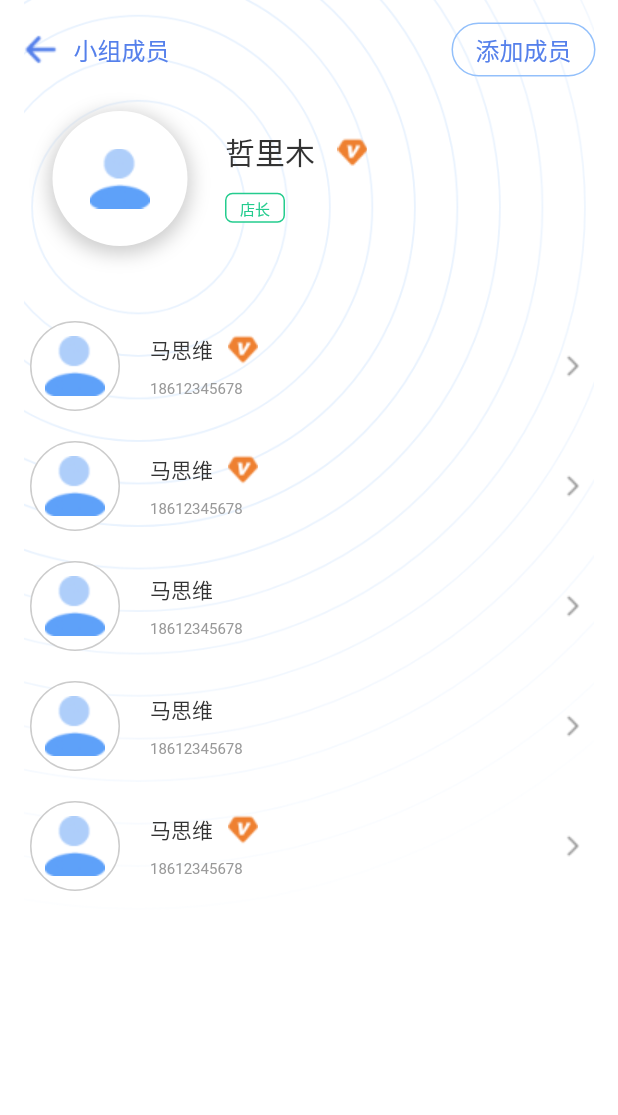
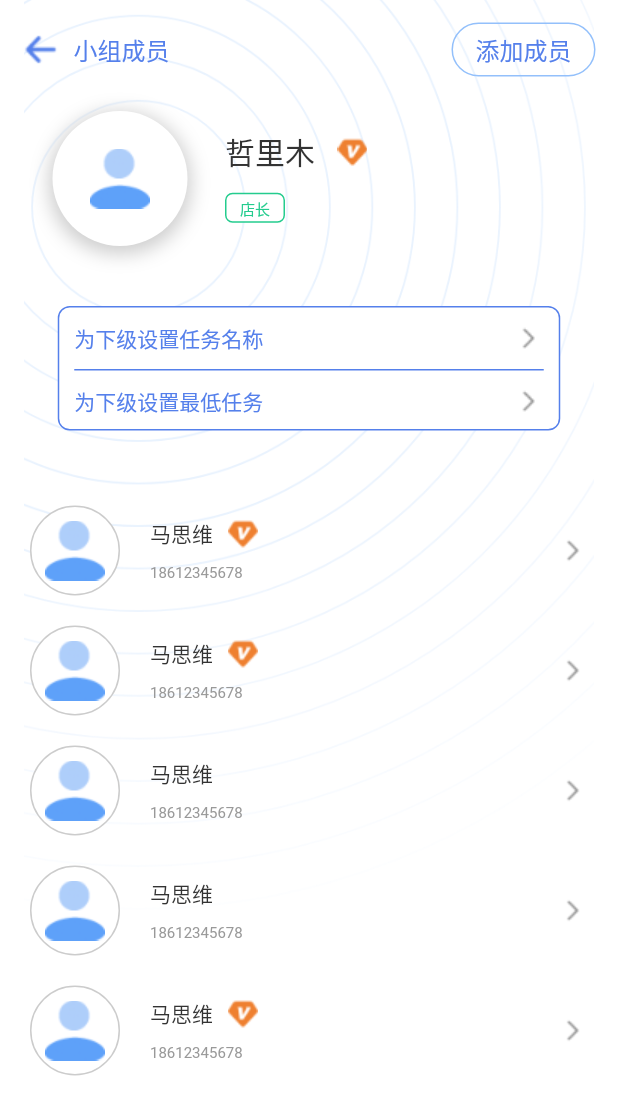
Before and after one commit to borite/ThumbSir, a Flutter app: the MCenterGroupPage widget shown alone on an empty page, opened directly, on a phone screen of 412 x 824 dp. Shown: the top 1115 px of the screen. Run offline on Flutter 3.47's test engine with Material 2 defaults, Android fonts, the phone set to English and light mode, and no system bars; our stand-ins replace flutter_time_picker_spinner, jiffy, month_picker_dialog, sleek_circular_slider, wheel_chooser; missing offline and left inert: some_calendar; network calls fail.

Commit message:
为小组成员设置任务名称的列表页
为小组成员设置任务名称的列表页

```diff
--- a/lib/pages/mycenter/m_center_group_page.dart
+++ b/lib/pages/mycenter/m_center_group_page.dart
@@ -1,4 +1,5 @@
 import 'package:ThumbSir/pages/mycenter/add_member_page.dart';
+import 'package:ThumbSir/pages/mycenter/add_task_page.dart';
 import 'package:flutter/material.dart';
 
 class MCenterGroupPage extends StatefulWidget {
@@ -69,7 +70,7 @@ class _MCenterGroupPageState extends State<MCenterGroupPage> {
                         ],
                       )
                   ),
-                  // 头像按钮
+                  // 头像
                   Stack(
                     children: <Widget>[
                       Row(
@@ -145,6 +146,61 @@ class _MCenterGroupPageState extends State<MCenterGroupPage> {
                         ],
                       )
                     ],
+                  ),
+                  // 制定任务
+                  Container(
+                    width: 335,
+                    height: 83,
+                    margin: EdgeInsets.only(top: 40),
+                    padding: EdgeInsets.all(10),
+                    decoration: BoxDecoration(
+                      color: Colors.white,
+                      border: Border.all(color: Color(0xFF5580EB),width: 1),
+                      borderRadius: BorderRadius.circular(8),
+                    ),
+                    child: Column(
+                      children: <Widget>[
+                        Container(
+                          padding: EdgeInsets.only(bottom: 10),
+                          decoration: BoxDecoration(
+                            border: Border(bottom:BorderSide(color: Color(0xFF5580EB),width: 1)),
+                          ),
+                          child: GestureDetector(
+                            onTap: (){
+                              Navigator.push(context, MaterialPageRoute(builder: (context)=>AddTaskPage()));
+                            },
+                            child: Row(
+                              mainAxisAlignment: MainAxisAlignment.spaceBetween,
+                              children: <Widget>[
+                                Text('为下级设置任务名称',style:TextStyle(
+                                  fontSize: 14,
+                                  color: Color(0xFF5580EB),
+                                  fontWeight: FontWeight.normal,
+                                  decoration: TextDecoration.none,
+                                ),),
+                                Image(image: AssetImage('images/next.png'),)
+                              ],
+                            ),
+                          ),
+
+                        ),
+                        Padding(
+                          padding: EdgeInsets.only(top: 10),
+                          child: Row(
+                            mainAxisAlignment: MainAxisAlignment.spaceBetween,
+                            children: <Widget>[
+                              Text('为下级设置最低任务',style:TextStyle(
+                                fontSize: 14,
+                                color: Color(0xFF5580EB),
+                                fontWeight: FontWeight.normal,
+                                decoration: TextDecoration.none,
+                              ),),
+                              Image(image: AssetImage('images/next.png'),)
+                            ],
+                          ),
+                        )
+                      ],
+                    ),
                   ),
                   // 成员列表
                   Padding(
--- a/pubspec.yaml
+++ b/pubspec.yaml
@@ -96,3 +96,4 @@ flutter:
     - images/choose.png
     - images/next_blue.png
     - images/task.png
+    - images/delete.png
```
Also changed, not shown: lib/pages/mycenter/add_task_page.dart (added, +277 -0 lines), images/delete.png (added), 26 other files.
